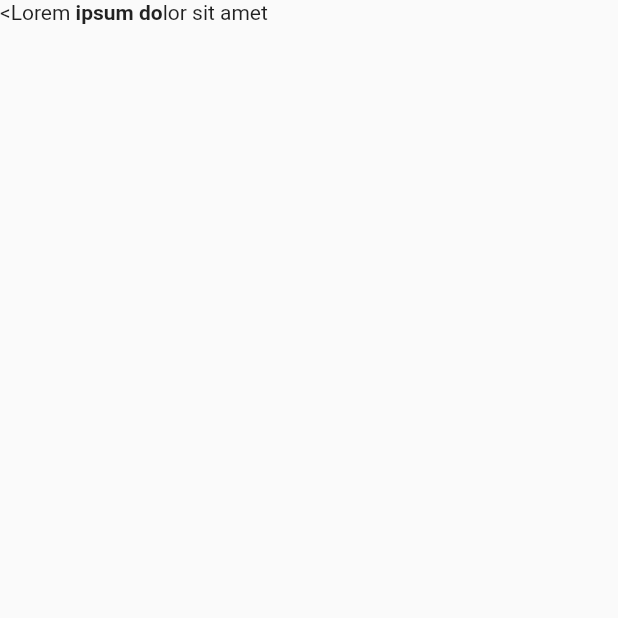
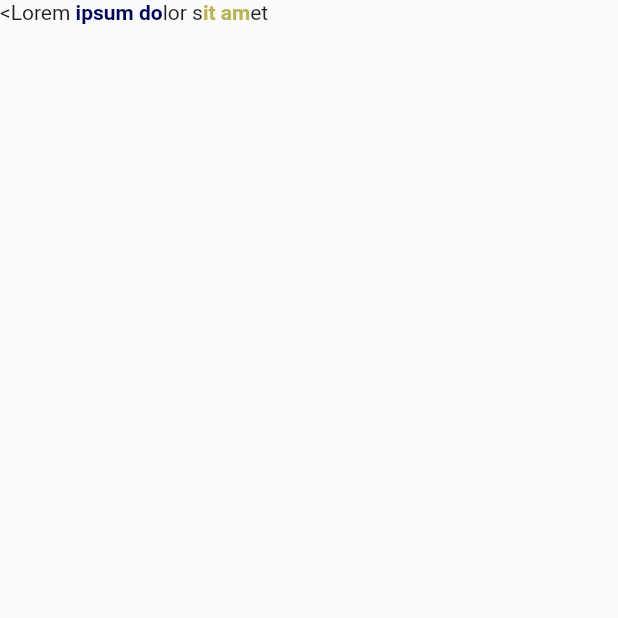
Before and after one commit to Nialixus/flutter-richtexteditor, a Flutter app: the screen it shows after launch, after a tap on the "color lens" icon, on a phone screen of 412 x 824 dp, the top half of it. Run offline on Flutter 3.47's test engine with Material 2 defaults, Android fonts, the phone set to English and light mode, and no system bars.

Commit message:
Modified span with regex

```diff
--- a/example/lib/main.dart
+++ b/example/lib/main.dart
@@ -9,7 +9,8 @@ class MyApp extends StatelessWidget {
   MyApp({Key? key}) : super(key: key);
 
   final RichTextController controller = RichTextController(
-      text: """<Lorem<style="font-weight:6;"> ipsum do</style>lor sit amet""");
+      text:
+          """<Lorem<style="font-color:0xff000456;font-weight:6;"> ipsum do</style>lor s<style="font-weight:6;font-color:0xffbbb456;">it am</style>et""");
   @override
   Widget build(BuildContext context) {
     return Scaffold(
--- a/lib/src/controller.dart
+++ b/lib/src/controller.dart
@@ -11,18 +11,14 @@ class RichTextController extends ChangeNotifier {
     if (!textSelection.isCollapsed) {
       int start = textSelection.baseOffset;
       int end = textSelection.extentOffset;
-      print("start : $start, end : $end");
-      if (text.isformatted(end)) {
-        start = start + 10;
+
+      if (text.substring(0, end).contains("<")) {
+        RegExp regex = RegExp(r'<style=".*?">');
+        if (regex.hasMatch(text)) {
+          String newText = regex.stringMatch(text)!;
+          print(text.substring(start + newText.length, end + newText.length));
+        }
       }
-
-      log("syled : $text" +
-          '\n' +
-          "substyled : ${text.substring(start, end)}" +
-          '\n' +
-          "origin : ${text.span.toPlainText()} " +
-          '\n' +
-          "suborigin : ${text.span.toPlainText().substring(start, end)}");
 
       /* final String newText = text.replaceRange(
           textSelection.baseOffset,
--- a/lib/src/editor.dart
+++ b/lib/src/editor.dart
@@ -28,6 +28,7 @@ class RichTextState extends State<RichTextEditor> {
         widget.controller.updateTextSelection(selection);
       }),
     );
+
 /*
     print("text : " +
         widget.controller.text +
--- a/lib/src/extension.dart
+++ b/lib/src/extension.dart
@@ -7,10 +7,6 @@ export 'extension.dart' hide RichTextStringEntension;
 
 extension RichTextStringEntension on String {
   TextSpan get span => RichTextSpan().toSpan(this);
-
-  List<String> multiSplit(Iterable<String> delimeters) => delimeters.isEmpty
-      ? [this]
-      : split(RegExp(delimeters.map(RegExp.escape).join('|')));
 
   TextSelection selection(int start, int end) {
     if (isformatted(end)) {
@@ -38,7 +34,8 @@ extension RichTextStringEntension on String {
     }
   }
 }
-
+/*
 extension RichTextSpanExtension on TextSpan {
   String get origin => RichTextSpan().toOrigin(this);
 }
+*/
--- a/lib/src/span.dart
+++ b/lib/src/span.dart
@@ -1,94 +1,51 @@
 import 'package:flutter/material.dart';
 import 'format.dart';
-import 'extension.dart';
 
 export 'span.dart' hide RichTextSpan;
 
 class RichTextSpan {
   /// Splitting [String] into [List] of String.
   List<String> split(String string) {
-    return string.multiSplit(["<style=", "</style>"]);
+    List<String> newlist = string.split(RegExp(r'<style=|</style>'));
+    return newlist;
   }
 
   /// Decode [Color] from [String].
   Color? color(String string) {
-    // Color's tag.
-    String tag = "font-color:";
-    // Content tag sample.
-    String contentTag = "0xffffffff";
-
-    if (string.contains(tag)) {
-      String colorString = string.substring(string.indexOf(tag) + tag.length,
-          string.indexOf(tag) + tag.length + contentTag.length);
-      return Color(int.parse(colorString));
-    } else {
+    try {
+      RegExp regex = RegExp(r'(?<=font-color:).*?(?=;)');
+      String color = regex.stringMatch(string)!;
+      return Color(int.parse(color));
+    } catch (e) {
       return null;
     }
   }
 
   /// Decode [FontWeight] from [String].
   FontWeight? fontWeight(String string) {
-    // FontWeight's tag.
-    String tag = "font-weight:";
-
-    if (string.contains(tag)) {
-      String weightString = string.substring(string.indexOf(tag) + tag.length,
-          string.indexOf(tag) + tag.length + 1);
-      return FontWeight.values[int.parse(weightString)];
-    } else {
+    try {
+      RegExp regex = RegExp(r'(?<=font-weight:).');
+      String weight = regex.stringMatch(string)!;
+      return FontWeight.values[int.parse(weight)];
+    } catch (e) {
       return null;
     }
   }
 
   /// Cleaning [String] from [RichTextFormat].
   String cleanText(String string) {
-    // Text before format "
-    const String openTag = '''"''';
-
-    // Text after format ">
-    const String closeTag = '''">''';
-
     try {
-      return string.replaceRange(string.indexOf(openTag),
-          string.indexOf(closeTag) + closeTag.length, "");
+      return string.replaceAll(RegExp(r'".*">'), "");
     } catch (e) {
       return string;
     }
   }
 
-  /// Wrapping every parameter into [TextSpan].
-  TextSpan span(String string) {
+  /// Wrapping every parameter into [InlineSpan].
+  InlineSpan span(String string) {
     return TextSpan(
         text: cleanText(string),
         style: TextStyle(color: color(string), fontWeight: fontWeight(string)));
-  }
-
-  /// Decode [TextSpan] to plain [String].
-  String toOrigin(TextSpan span) {
-    List<InlineSpan> children = span.children ?? [];
-    List<String> listOrigin = List.generate(children.length, (index) {
-      InlineSpan childSpan = children[index];
-      if (childSpan.style?.color != null ||
-          childSpan.style?.fontWeight != null) {
-        String colorString() {
-          return childSpan.style?.color == null
-              ? ""
-              : "font-color:0x${childSpan.style!.color!.value.toRadixString(16)};";
-        }
-
-        String weightString() {
-          return childSpan.style?.fontWeight == null
-              ? ""
-              : "font-weight:${childSpan.style!.fontWeight!.index};";
-        }
-
-        return """<style="${colorString()}${weightString()}">${childSpan.toPlainText()}</style>""";
-      } else {
-        return childSpan.toPlainText();
-      }
-    });
-
-    return listOrigin.join("");
   }
 
   /// Encode [String] to [TextSpan].
```
